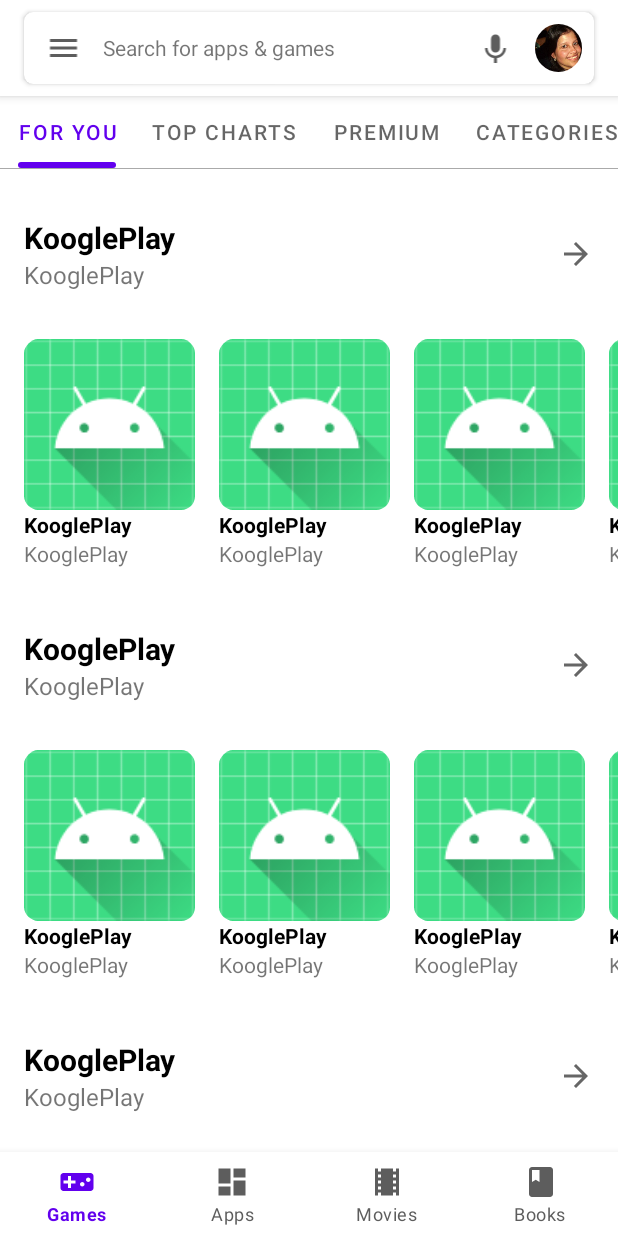
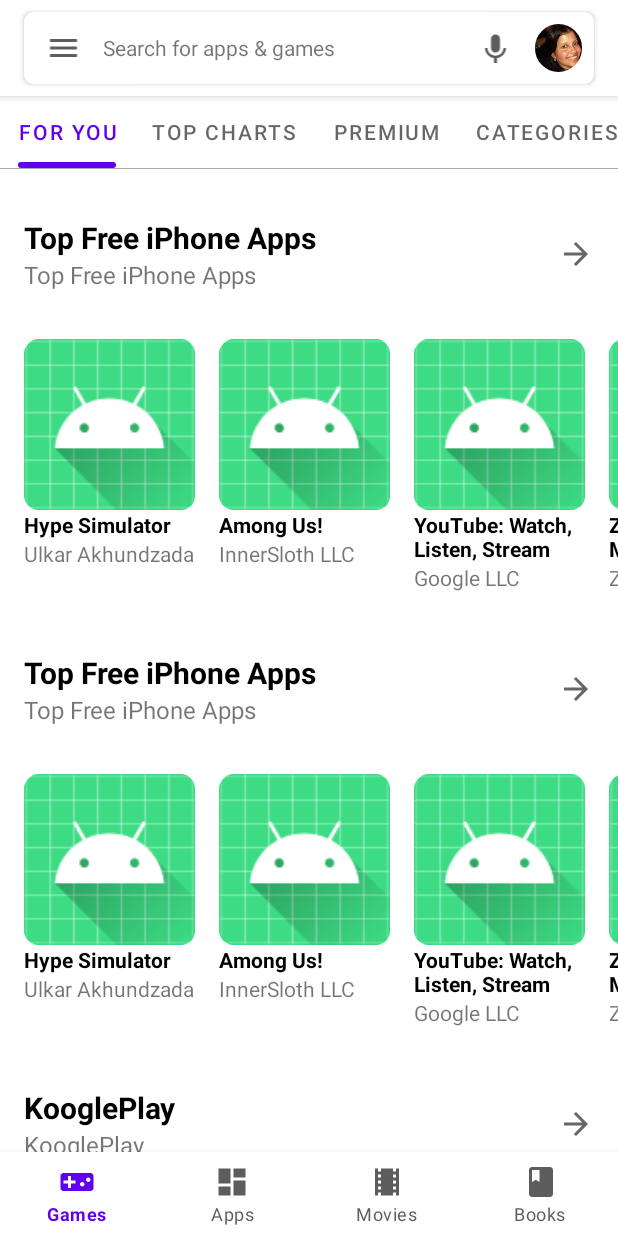
Before and after one commit to dayanamaia/estudo-android-ui-googleplay, an Android app: the screen it shows after launch (MainActivity), on a phone screen of 412 x 824 dp. Run offline under Robolectric (Android 15) with nearby library versions, the phone set to English and light mode, and no system bars; 3 statements that could not run were skipped.

Commit message:
feat: transformando obj json para obj Kotlin

```diff
--- a/app/build.gradle
+++ b/app/build.gradle
@@ -41,6 +41,7 @@ dependencies {
     implementation 'com.google.android.material:material:1.2.1'
     implementation 'androidx.constraintlayout:constraintlayout:2.0.3'
     implementation 'androidx.legacy:legacy-support-v4:1.0.0'
+    implementation 'com.google.code.gson:gson:2.8.6'
     testImplementation 'junit:junit:4.+'
     androidTestImplementation 'androidx.test.ext:junit:1.1.2'
     androidTestImplementation 'androidx.test.espresso:espresso-core:3.3.0'
--- /dev/null
+++ b/app/src/main/java/com/example/koogleplay/model/Data.kt
@@ -0,0 +1,19 @@
+package com.example.koogleplay.model
+
+import com.google.gson.annotations.SerializedName
+
+data class Feed(
+    val categories: List<Category>
+)
+
+data class Category(
+    val title: String,
+    val subtitle: String,
+    val games: MutableList<Game>
+)
+
+data class Game(
+    @SerializedName("artworkUrl100") val icon: String,
+    @SerializedName("name") val title: String,
+    @SerializedName("artistName") val subtitle: String
+)
--- /dev/null
+++ b/app/src/main/java/com/example/koogleplay/model/Json.kt
@@ -0,0 +1,275 @@
+package com.example.koogleplay.model
+
+const val topFree = """ {
+    "title": "Top Free iPhone Apps",
+    "subtitle": "Top Free iPhone Apps",
+    "games": [
+    {
+        "artistName": "Ulkar Akhundzada",
+        "id": "1502153059",
+        "releaseDate": "2020-03-18",
+        "name": "Hype Simulator",
+        "kind": "iosSoftware",
+        "copyright": "© Synthify 2020",
+        "artistId": "1089257745",
+        "artistUrl": "https://apps.apple.com/us/developer/ulkar-akhundzada/id1089257745",
+        "artworkUrl100": "https://is1-ssl.mzstatic.com/image/thumb/Purple124/v4/a6/2a/36/a62a36cc-f7af-3086-28cb-e9ee2df1c594/AppIcon-0-0-1x_U007emarketing-0-0-0-7-0-0-sRGB-0-0-0-GLES2_U002c0-512MB-85-220-0-0.png/200x200bb.png",
+        "genres": [
+          {
+            "genreId": "6008",
+            "name": "Photo & Video",
+            "url": "https://itunes.apple.com/us/genre/id6008"
+          },
+          {
+            "genreId": "6014",
+            "name": "Games",
+            "url": "https://itunes.apple.com/us/genre/id6014"
+          },
+          {
+            "genreId": "7015",
+            "name": "Simulation",
+            "url": "https://itunes.apple.com/us/genre/id7015"
+          },
+          {
+            "genreId": "7014",
+            "name": "Role Playing",
+            "url": "https://itunes.apple.com/us/genre/id7014"
+          }
+        ],
+        "url": "https://apps.apple.com/us/app/hype-simulator/id1502153059"
+    },
+      {
+        "artistName": "InnerSloth LLC",
+        "id": "1351168404",
+        "releaseDate": "2018-07-25",
+        "name": "Among Us!",
+        "kind": "iosSoftware",
+        "copyright": "© Innersloth LLC",
+        "artistId": "957995279",
+        "artistUrl": "https://apps.apple.com/us/developer/innersloth-llc/id957995279",
+        "artworkUrl100": "https://is2-ssl.mzstatic.com/image/thumb/Purple114/v4/d5/14/a7/d514a7fb-69e6-7519-e753-2527d12939f1/AppIcon-0-0-1x_U007emarketing-0-0-0-7-0-0-sRGB-0-0-0-GLES2_U002c0-512MB-85-220-0-0.png/200x200bb.png",
+        "genres": [
+          {
+            "genreId": "6014",
+            "name": "Games",
+            "url": "https://itunes.apple.com/us/genre/id6014"
+          },
+          {
+            "genreId": "7001",
+            "name": "Action",
+            "url": "https://itunes.apple.com/us/genre/id7001"
+          },
+          {
+            "genreId": "7015",
+            "name": "Simulation",
+            "url": "https://itunes.apple.com/us/genre/id7015"
+          }
+        ],
+        "url": "https://apps.apple.com/us/app/among-us/id1351168404"
+      },
+      {
+        "artistName": "Google LLC",
+        "id": "544007664",
+        "releaseDate": "2012-09-11",
+        "name": "YouTube: Watch, Listen, Stream",
+        "kind": "iosSoftware",
+        "copyright": "© 2020 Google Inc.",
+        "artistId": "281956209",
+        "contentAdvisoryRating": "Explicit",
+        "artistUrl": "https://apps.apple.com/us/developer/google-llc/id281956209",
+        "artworkUrl100": "https://is4-ssl.mzstatic.com/image/thumb/Purple124/v4/56/99/53/569953de-69b9-76b1-98bd-a25f99ccd8df/logo_youtube_color-0-0-1x_U007emarketing-0-0-0-6-0-0-sRGB-0-0-0-GLES2_U002c0-512MB-85-220-0-0.png/200x200bb.png",
+        "genres": [
+          {
+            "genreId": "6008",
+            "name": "Photo & Video",
+            "url": "https://itunes.apple.com/us/genre/id6008"
+          },
+          {
+            "genreId": "6016",
+            "name": "Entertainment",
+            "url": "https://itunes.apple.com/us/genre/id6016"
+          }
+        ],
+        "url": "https://apps.apple.com/us/app/youtube-watch-listen-stream/id544007664"
+      },
+      {
+        "artistName": "Zoom",
+        "id": "546505307",
+        "releaseDate": "2012-08-15",
+        "name": "ZOOM Cloud Meetings",
+        "kind": "iosSoftware",
+        "copyright": "© Zoom Video Communications, Inc",
+        "artistId": "530594111",
+        "artistUrl": "https://apps.apple.com/us/developer/zoom/id530594111",
+        "artworkUrl100": "https://is2-ssl.mzstatic.com/image/thumb/Purple114/v4/c4/05/97/c40597b4-ea60-d8ee-3fbf-832977bf43bc/AppIcon-0-0-1x_U007emarketing-0-0-0-9-0-85-220.png/200x200bb.png",
+        "genres": [
+          {
+            "genreId": "6000",
+            "name": "Business",
+            "url": "https://itunes.apple.com/us/genre/id6000"
+          },
+          {
+            "genreId": "6007",
+            "name": "Productivity",
+            "url": "https://itunes.apple.com/us/genre/id6007"
+          }
+        ],
+        "url": "https://apps.apple.com/us/app/zoom-cloud-meetings/id546505307"
+      },
+      {
+        "artistName": "TikTok Pte. Ltd.",
+        "id": "835599320",
+        "releaseDate": "2014-04-02",
+        "name": "TikTok - Trends Start Here",
+        "kind": "iosSoftware",
+        "copyright": "© TikTok Inc.",
+        "artistId": "1322881000",
+        "artistUrl": "https://apps.apple.com/us/developer/tiktok-pte-ltd/id1322881000",
+        "artworkUrl100": "https://is2-ssl.mzstatic.com/image/thumb/Purple114/v4/b0/24/77/b0247741-7213-2321-7474-447627e215bd/AppIcon_TikTok-0-0-1x_U007emarketing-0-0-0-7-0-0-sRGB-0-0-0-GLES2_U002c0-512MB-85-220-0-0.png/200x200bb.png",
+        "genres": [
+          {
+            "genreId": "6016",
+            "name": "Entertainment",
+            "url": "https://itunes.apple.com/us/genre/id6016"
+          },
+          {
+            "genreId": "6008",
+            "name": "Photo & Video",
+            "url": "https://itunes.apple.com/us/genre/id6008"
+          }
+        ],
+        "url": "https://apps.apple.com/us/app/tiktok-trends-start-here/id835599320"
+      },
+      {
+        "artistName": "Instagram, Inc.",
+        "id": "389801252",
+        "releaseDate": "2010-10-06",
+        "name": "Instagram",
+        "kind": "iosSoftware",
+        "copyright": "© 2018 Instagram, LLC.",
+        "artistId": "389801255",
+        "artistUrl": "https://apps.apple.com/us/developer/instagram-inc/id389801255",
+        "artworkUrl100": "https://is3-ssl.mzstatic.com/image/thumb/Purple114/v4/30/a3/ae/30a3aeb8-96c2-470e-b22c-8b722e09680d/Prod-0-0-1x_U007emarketing-0-0-0-7-0-0-sRGB-0-0-0-GLES2_U002c0-512MB-85-220-0-0.png/200x200bb.png",
+        "genres": [
+          {
+            "genreId": "6008",
+            "name": "Photo & Video",
+            "url": "https://itunes.apple.com/us/genre/id6008"
+          },
+          {
+            "genreId": "6005",
+            "name": "Social Networking",
+            "url": "https://itunes.apple.com/us/genre/id6005"
+          }
+        ],
+        "url": "https://apps.apple.com/us/app/instagram/id389801252"
+      },
+      {
+        "artistName": "Facebook, Inc.",
+        "id": "284882215",
+        "releaseDate": "2019-02-05",
+        "name": "Facebook",
+        "kind": "iosSoftware",
+        "copyright": "© Facebook, Inc.",
+        "artistId": "284882218",
+        "artistUrl": "https://apps.apple.com/us/developer/facebook-inc/id284882218",
+        "artworkUrl100": "https://is1-ssl.mzstatic.com/image/thumb/Purple124/v4/ec/2f/a5/ec2fa5b7-db5c-2656-68f2-492cda200d6f/Icon-Production-0-0-1x_U007emarketing-0-0-0-7-0-0-sRGB-0-0-0-GLES2_U002c0-512MB-85-220-0-0.png/200x200bb.png",
+        "genres": [
+          {
+            "genreId": "6005",
+            "name": "Social Networking",
+            "url": "https://itunes.apple.com/us/genre/id6005"
+          }
+        ],
+        "url": "https://apps.apple.com/us/app/facebook/id284882215"
+      },
+      {
+        "artistName": "Snap, Inc.",
+        "id": "447188370",
+        "releaseDate": "2011-07-13",
+        "name": "Snapchat",
+        "kind": "iosSoftware",
+        "copyright": "© Snap Inc.",
+        "artistId": "446889612",
+        "artistUrl": "https://apps.apple.com/us/developer/snap-inc/id446889612",
+        "artworkUrl100": "https://is5-ssl.mzstatic.com/image/thumb/Purple124/v4/88/b6/f9/88b6f99b-e824-4421-d658-eab35c6b3c84/AppIcon-0-1x_U007emarketing-0-5-0-0-85-220.png/200x200bb.png",
+        "genres": [
+          {
+            "genreId": "6008",
+            "name": "Photo & Video",
+            "url": "https://itunes.apple.com/us/genre/id6008"
+          },
+          {
+            "genreId": "6005",
+            "name": "Social Networking",
+            "url": "https://itunes.apple.com/us/genre/id6005"
+          }
+        ],
+        "url": "https://apps.apple.com/us/app/snapchat/id447188370"
+      },
+      {
+        "artistName": "Facebook, Inc.",
+        "id": "454638411",
+        "releaseDate": "2011-08-09",
+        "name": "Messenger",
+        "kind": "iosSoftware",
+        "copyright": "© Facebook, Inc.",
+        "artistId": "284882218",
+        "artistUrl": "https://apps.apple.com/us/developer/facebook-inc/id284882218",
+        "artworkUrl100": "https://is3-ssl.mzstatic.com/image/thumb/Purple114/v4/31/ca/94/31ca94ed-9697-2f5c-431c-cc43c4a32f9c/AppIcon-0-1x_U007emarketing-0-7-0-0-sRGB-85-220.png/200x200bb.png",
+        "genres": [
+          {
+            "genreId": "6005",
+            "name": "Social Networking",
+            "url": "https://itunes.apple.com/us/genre/id6005"
+          },
+          {
+            "genreId": "6007",
+            "name": "Productivity",
+            "url": "https://itunes.apple.com/us/genre/id6007"
+          }
+        ],
+        "url": "https://apps.apple.com/us/app/messenger/id454638411"
+      },
+      {
+        "artistName": "Voodoo",
+        "id": "1524760095",
+        "releaseDate": "2020-08-04",
+        "name": "Roof Rails",
+        "kind": "iosSoftware",
+        "copyright": "© Pixel Box SRL",
+        "artistId": "714804730",
+        "artistUrl": "https://apps.apple.com/us/developer/voodoo/id714804730",
+        "artworkUrl100": "https://is1-ssl.mzstatic.com/image/thumb/Purple114/v4/78/a6/37/78a6379f-00d9-db81-5ac2-b0b438a62958/AppIcon-0-0-1x_U007emarketing-0-0-0-7-0-0-sRGB-0-0-0-GLES2_U002c0-512MB-85-220-0-0.png/200x200bb.png",
+        "genres": [
+          {
+            "genreId": "6014",
+            "name": "Games",
+            "url": "https://itunes.apple.com/us/genre/id6014"
+          },
+          {
+            "genreId": "7001",
+            "name": "Action",
+            "url": "https://itunes.apple.com/us/genre/id7001"
+          },
+          {
+            "genreId": "7003",
+            "name": "Casual",
+            "url": "https://itunes.apple.com/us/genre/id7003"
+          }
+        ],
+        "url": "https://apps.apple.com/us/app/roof-rails/id1524760095"
+      }
+    ]
+}
+
+"""
+
+fun feed(): String = """
+    {
+        "categories": [
+            $topFree,
+            $topFree,
+        ]
+    }
+    """
--- a/app/src/main/java/com/example/koogleplay/view/GameFragment.kt
+++ b/app/src/main/java/com/example/koogleplay/view/GameFragment.kt
@@ -7,7 +7,10 @@ import android.view.ViewGroup
 import androidx.fragment.app.Fragment
 import androidx.recyclerview.widget.RecyclerView
 import com.example.koogleplay.R
+import com.example.koogleplay.model.Feed
+import com.example.koogleplay.model.feed
 import com.example.koogleplay.view.adapter.ForYouVerticalAdapter
+import com.google.gson.Gson
 
 class GameFragment: Fragment() {
 
@@ -18,6 +21,9 @@ class GameFragment: Fragment() {
         container: ViewGroup?,
         savedInstanceState: Bundle?
     ): View? {
+
+
+
         return inflater.inflate(R.layout.fragment_game, container, false)
     }
 
@@ -26,5 +32,17 @@ class GameFragment: Fragment() {
 
         forYouVerticalAdapter = ForYouVerticalAdapter()
         view.findViewById<RecyclerView>(R.id.rv_vertical).adapter = forYouVerticalAdapter
+        requestForYou()
+    }
+
+    private fun requestForYou() {
+        Thread {
+            Thread.sleep(1000)
+            val feed: Feed = Gson().fromJson(feed(), Feed::class.java)
+
+            activity?.runOnUiThread {
+                forYouVerticalAdapter?.add(feed.categories)
+            }
+        }.start()
     }
 }
--- a/app/src/main/java/com/example/koogleplay/view/adapter/ForYouHorizontalAdapter.kt
+++ b/app/src/main/java/com/example/koogleplay/view/adapter/ForYouHorizontalAdapter.kt
@@ -6,24 +6,27 @@ import android.view.ViewGroup
 import androidx.recyclerview.widget.LinearLayoutManager
 import androidx.recyclerview.widget.RecyclerView
 import com.example.koogleplay.R
+import com.example.koogleplay.model.Game
+import kotlinx.android.synthetic.main.item_game.view.*
 import kotlinx.android.synthetic.main.item_game_for_you.view.*
 
-class ForYouHorizontalAdapter: RecyclerView.Adapter<ForYouHorizontalAdapter.HorizontalHolder>() {
+class ForYouHorizontalAdapter(private val games: MutableList<Game>): RecyclerView.Adapter<ForYouHorizontalAdapter.HorizontalHolder>() {
 
     override fun onCreateViewHolder(parent: ViewGroup, viewType: Int) = HorizontalHolder(
         LayoutInflater.from(parent.context).inflate(R.layout.item_game, parent, false)
     )
 
-    override fun getItemCount(): Int = 30
+    override fun getItemCount(): Int = games.size
 
     override fun onBindViewHolder(holder: HorizontalHolder, position: Int) {
-        holder.bind()
+        holder.bind(games[position])
     }
 
     class HorizontalHolder(itemView : View): RecyclerView.ViewHolder(itemView) {
-        fun bind() {
+        fun bind(game: Game) {
             with(itemView) {
-
+                item_title.text = game.title
+                item_subTitle.text = game.subtitle
             }
         }
     }
--- a/app/src/main/java/com/example/koogleplay/view/adapter/ForYouVerticalAdapter.kt
+++ b/app/src/main/java/com/example/koogleplay/view/adapter/ForYouVerticalAdapter.kt
@@ -6,28 +6,40 @@ import android.view.ViewGroup
 import androidx.recyclerview.widget.LinearLayoutManager
 import androidx.recyclerview.widget.RecyclerView
 import com.example.koogleplay.R
+import com.example.koogleplay.model.Category
 import kotlinx.android.synthetic.main.item_game_for_you.view.*
 
-class ForYouVerticalAdapter : RecyclerView.Adapter<ForYouVerticalAdapter.VerticalHolder>() {
+class ForYouVerticalAdapter(
+    private val categories: MutableList<Category> = mutableListOf()
+) : RecyclerView.Adapter<ForYouVerticalAdapter.VerticalHolder>() {
 
     override fun onCreateViewHolder(parent: ViewGroup, viewType: Int) = VerticalHolder(
         LayoutInflater.from(parent.context).inflate(R.layout.item_game_for_you, parent, false)
     )
 
-    override fun getItemCount(): Int = 10
+    fun add(categories: List<Category>) {
+        this.categories.clear()
+        this.categories.addAll(categories)
+        this.notifyDataSetChanged()
+    }
+
+    override fun getItemCount(): Int = categories.size
 
     override fun onBindViewHolder(holder: VerticalHolder, position: Int) {
-        holder.bind()
+        holder.bind(categories[position])
     }
 
     class VerticalHolder(itemView : View): RecyclerView.ViewHolder(itemView) {
-        fun bind() {
+        fun bind(category: Category) {
             with(itemView) {
+                this.txt_title.text = category.title
+                this.txt_subtitle.text = category.subtitle
+
                 this.rv_horizontal.layoutManager = LinearLayoutManager(
                     itemView.context, RecyclerView.HORIZONTAL, false
                 )
 
-                this.rv_horizontal.adapter = ForYouHorizontalAdapter()
+                this.rv_horizontal.adapter = ForYouHorizontalAdapter(category.games)
 
             }
         }
```
